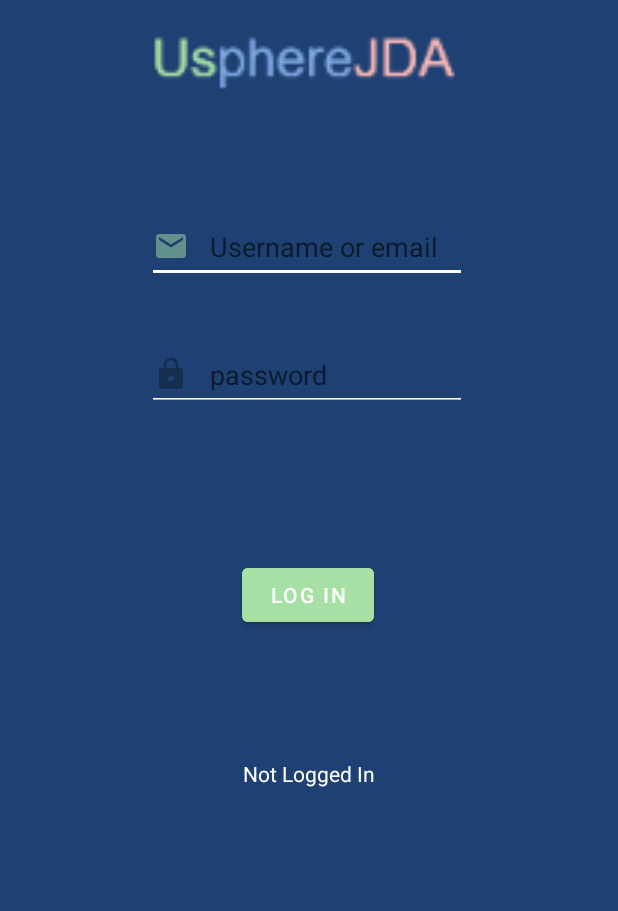
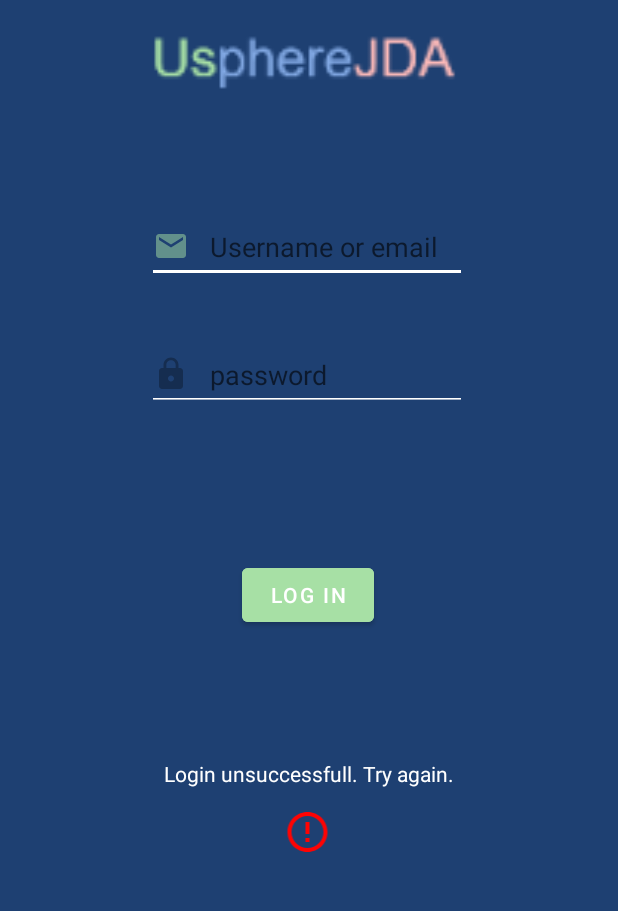
Before and after one commit to khandaniyal/KhanDaniyal_LogInApp, an Android app: the screen it shows after launch (MainActivity), after a tap on "LOG IN", on a phone screen of 412 x 824 dp, the part 320-1231 px from its top. Run offline under Robolectric (Android 15) with nearby library versions, the phone set to English and light mode, and no system bars.

Commit message:
Added some code and some visual elements

```diff
--- a/app/src/main/java/com/example/uspherejda/MainActivity.java
+++ b/app/src/main/java/com/example/uspherejda/MainActivity.java
@@ -27,6 +27,8 @@ public class MainActivity extends AppCompatActivity {
         ImageView imgLogo = (ImageView) findViewById(R.id.imgLogo);
         ImageView imgTitle = (ImageView) findViewById(R.id.imgTitle);
         ImageView imgCheck = (ImageView) findViewById(R.id.imgCheckerino);
+        ImageView imgError = (ImageView) findViewById(R.id.imgError);
+
         //Moves the elements in the Y axis downwards.
         btnLogin.setTranslationY(150);
         txtUsername.setTranslationY(150);
@@ -51,7 +53,11 @@ public class MainActivity extends AppCompatActivity {
                     //If the credentials are correct set the visibity of this icon to true. In the xml file i have set the visibility to false.
                     imgCheck.setVisibility(View.VISIBLE);
                     Log.i("Test", "Login successfull");
-                }else{  Log.i("Test", "Login unsuccessfull"); }
+                }else{
+                    lblLoginResult.setText("Login unsuccessfull. Try again.");
+                    imgError.setVisibility(View.VISIBLE);
+                    Log.i("Test", "Login unsuccessfull");
+                }
             }
         });
     }
--- /dev/null
+++ b/app/src/main/res/drawable/ic_error.xml
@@ -0,0 +1,5 @@
+<vector android:height="24dp" android:tint="#FF0303"
+    android:viewportHeight="24" android:viewportWidth="24"
+    android:width="24dp" xmlns:android="http://schemas.android.com/apk/res/android">
+    <path android:fillColor="@android:color/white" android:pathData="M11,15h2v2h-2zM11,7h2v6h-2zM11.99,2C6.47,2 2,6.48 2,12s4.47,10 9.99,10C17.52,22 22,17.52 22,12S17.52,2 11.99,2zM12,20c-4.42,0 -8,-3.58 -8,-8s3.58,-8 8,-8 8,3.58 8,8 -3.58,8 -8,8z"/>
+</vector>
--- a/app/src/main/res/layout/activity_main.xml
+++ b/app/src/main/res/layout/activity_main.xml
@@ -113,5 +113,18 @@
         app:layout_constraintVertical_bias="0.234"
         app:srcCompat="@drawable/ic_check" />
 
+    <ImageView
+        android:id="@+id/imgError"
+        android:layout_width="38dp"
+        android:layout_height="32dp"
+        android:visibility="invisible"
+        app:layout_constraintBottom_toBottomOf="parent"
+        app:layout_constraintEnd_toEndOf="parent"
+        app:layout_constraintHorizontal_bias="0.498"
+        app:layout_constraintStart_toStartOf="parent"
+        app:layout_constraintTop_toBottomOf="@+id/lblLoginResult"
+        app:layout_constraintVertical_bias="0.255"
+        app:srcCompat="@drawable/ic_error" />
+
 
 </androidx.constraintlayout.widget.ConstraintLayout>
```
